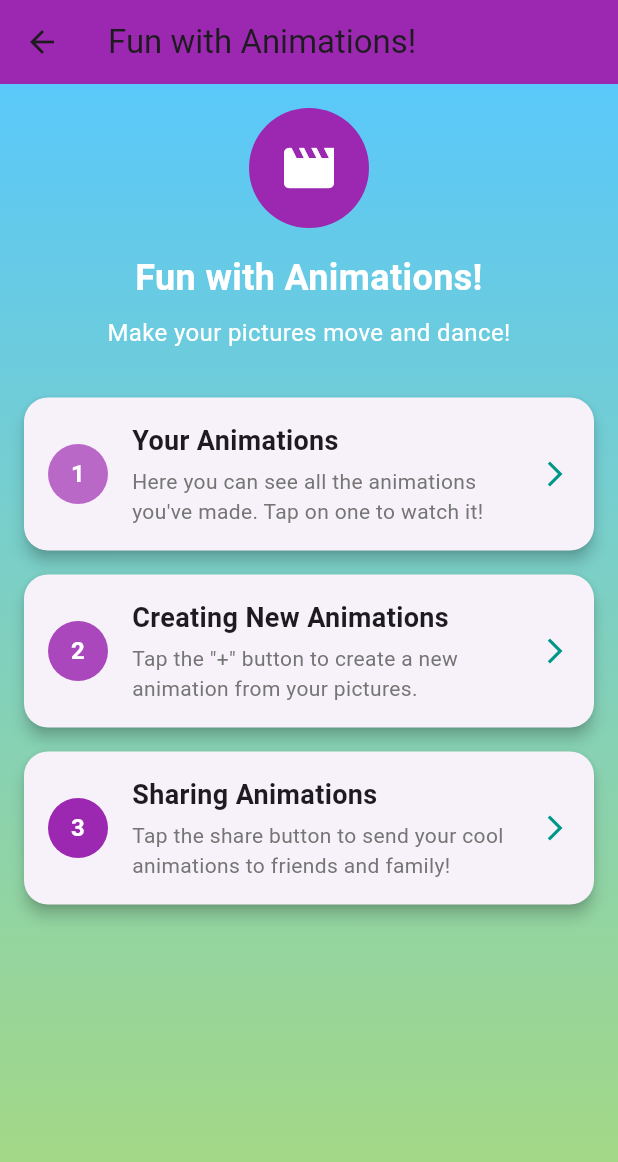
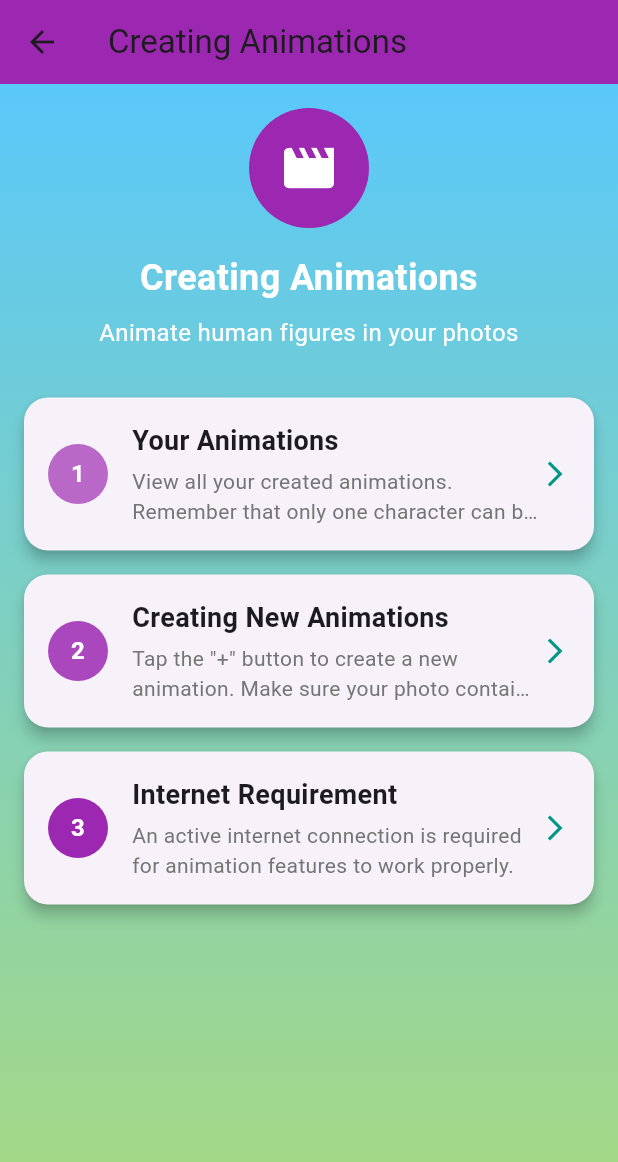
Before and after one commit to shyrxnx/isadra, a Flutter app: the TutorialSettings screen opened directly, after a tap on "View your animations and create new ones", on a phone screen of 412 x 824 dp. Shown: the top 1162 px of the screen. Run offline on Flutter 3.47's test engine with Material 3 defaults, Android fonts, the phone set to English and light mode, and no system bars; our stand-ins replace audioplayers, curved_navigation_bar, fl_chart, flutter_colorpicker, flutter_dotenv, flutter_image_compress and 3 more; accounts and stored records are empty.

Commit message:
refactor: changed some text for clarity

```diff
--- a/lib/core/data/tutorial_data.dart
+++ b/lib/core/data/tutorial_data.dart
@@ -7,27 +7,27 @@ class TutorialData {
       // Home Section
       TutorialSection(
         title: 'Welcome to ISADRA!',
-        description: 'Let\'s learn how to use the app and have fun!',
+        description: 'An interactive storytelling app for creating animations and storybooks',
         icon: Icons.home,
         color: Colors.blue,
         steps: [
           TutorialStep(
             title: 'Taking a Picture',
-            description: 'Tap the camera button to take a picture of yourself or your friends! You can also choose a picture from your gallery.',
+            description: 'Tap the camera button to take a picture of human figures. Note: The app recognizes human figures only, not stick figures.',
             imagePath: 'assets/tutorial/home_camera.png',
             icon: Icons.camera_alt,
             color: Colors.blue.shade300,
           ),
           TutorialStep(
-            title: 'Drawing',
-            description: 'Tap the pencil button to draw your own pictures! You can choose different colors and brush sizes.',
+            title: 'Single Character Focus',
+            description: 'ISADRA can only animate one character at a time. Make sure your photo includes just one person for best results.',
             imagePath: 'assets/tutorial/home_draw.png',
-            icon: Icons.brush,
+            icon: Icons.person,
             color: Colors.blue.shade400,
           ),
           TutorialStep(
             title: 'Creating Animations',
-            description: 'Take a picture and tap "Create Animation" to make your pictures move and dance!',
+            description: 'Take a picture and tap "Create Animation" to make your human figures move and animate!',
             imagePath: 'assets/tutorial/home_animate.png',
             icon: Icons.movie,
             color: Colors.blue.shade500,
@@ -37,30 +37,30 @@ class TutorialData {
 
       // Animation Section
       TutorialSection(
-        title: 'Fun with Animations!',
-        description: 'Make your pictures move and dance!',
+        title: 'Creating Animations',
+        description: 'Animate human figures in your photos',
         icon: Icons.movie,
         color: Colors.purple,
         steps: [
           TutorialStep(
             title: 'Your Animations',
-            description: 'Here you can see all the animations you\'ve made. Tap on one to watch it!',
+            description: 'View all your created animations. Remember that only one character can be animated at a time.',
             imagePath: 'assets/tutorial/animation_list.png',
             icon: Icons.list,
             color: Colors.purple.shade300,
           ),
           TutorialStep(
             title: 'Creating New Animations',
-            description: 'Tap the "+" button to create a new animation from your pictures.',
+            description: 'Tap the "+" button to create a new animation. Make sure your photo contains a clear human figure (not stick figures).',
             imagePath: 'assets/tutorial/animation_create.png',
             icon: Icons.add_circle,
             color: Colors.purple.shade400,
           ),
           TutorialStep(
-            title: 'Sharing Animations',
-            description: 'Tap the share button to send your cool animations to friends and family!',
+            title: 'Internet Requirement',
+            description: 'An active internet connection is required for animation features to work properly.',
             imagePath: 'assets/tutorial/animation_share.png',
-            icon: Icons.share,
+            icon: Icons.wifi,
             color: Colors.purple.shade500,
           ),
         ],
@@ -68,35 +68,35 @@ class TutorialData {
 
       // Storybook Section
       TutorialSection(
-        title: 'Create Amazing Stories!',
-        description: 'Make your own storybooks with pictures and animations!',
+        title: 'Create Digital Storybooks',
+        description: 'Design and build interactive storybooks with a maximum of 20 slides each',
         icon: Icons.menu_book,
         color: Colors.orange,
         steps: [
           TutorialStep(
             title: 'Your Storybooks',
-            description: 'Here you can see all the storybooks you\'ve made. Tap on one to read it!',
+            description: 'Browse your created storybooks. You can create up to 20 storybooks total. Long-press a storybook to delete it.',
             imagePath: 'assets/tutorial/storybook_list.png',
             icon: Icons.book,
             color: Colors.orange.shade300,
           ),
           TutorialStep(
             title: 'Creating New Storybooks',
-            description: 'Tap the "+" button to create a new storybook with your own pictures and animations!',
+            description: 'Tap the "+" button to create a new storybook. Each storybook can have up to 20 slides.',
             imagePath: 'assets/tutorial/storybook_create.png',
             icon: Icons.add_circle,
             color: Colors.orange.shade400,
           ),
           TutorialStep(
-            title: 'Adding Pages',
-            description: 'Tap "Add Page" to add more pages to your storybook. You can add as many as you want!',
+            title: 'Adding Slides',
+            description: 'Tap the "+" button in the slide navigation to add more slides, up to a maximum of 20 slides per storybook.',
             imagePath: 'assets/tutorial/storybook_add_page.png',
             icon: Icons.add_box,
             color: Colors.orange.shade500,
           ),
           TutorialStep(
-            title: 'Reading Mode',
-            description: 'Tap "Read" to see your storybook like a real book! Swipe to turn the pages.',
+            title: 'Presentation Mode',
+            description: 'Tap the play button to view your storybook in presentation mode with timed slide transitions.',
             imagePath: 'assets/tutorial/storybook_read.png',
             icon: Icons.auto_stories,
             color: Colors.orange.shade600,
@@ -106,62 +106,24 @@ class TutorialData {
 
       // Settings Section
       TutorialSection(
-        title: 'Customize Your App!',
-        description: 'Change how the app looks and works!',
+        title: 'App Settings',
+        description: 'Adjust app settings and learn about limitations',
         icon: Icons.settings,
         color: Colors.green,
         steps: [
           TutorialStep(
             title: 'Sound Settings',
-            description: 'Turn sounds on or off, and choose which sounds you like best!',
+            description: 'Control sound effects within the app. You can toggle sounds on or off based on your preference.',
             imagePath: 'assets/tutorial/settings_sound.png',
             icon: Icons.volume_up,
             color: Colors.green.shade300,
           ),
           TutorialStep(
-            title: 'Language Settings',
-            description: 'Change the language to English or Filipino!',
-            imagePath: 'assets/tutorial/settings_language.png',
-            icon: Icons.language,
-            color: Colors.green.shade400,
-          ),
-          TutorialStep(
-            title: 'Help and Tutorials',
-            description: 'Come back here anytime you need help using the app!',
+            title: 'About ISADRA',
+            description: 'View important information about the app, including its purpose, scope, limitations, and the development team.',
             imagePath: 'assets/tutorial/settings_help.png',
-            icon: Icons.help,
+            icon: Icons.info,
             color: Colors.green.shade500,
-          ),
-        ],
-      ),
-
-      // Navigation Section
-      TutorialSection(
-        title: 'Moving Around the App',
-        description: 'Learn how to go to different parts of the app!',
-        icon: Icons.navigation,
-        color: Colors.red,
-        steps: [
-          TutorialStep(
-            title: 'Bottom Navigation',
-            description: 'Tap the buttons at the bottom to go to different parts of the app!',
-            imagePath: 'assets/tutorial/navigation_bottom.png',
-            icon: Icons.swap_horiz,
-            color: Colors.red.shade300,
-          ),
-          TutorialStep(
-            title: 'Back Button',
-            description: 'Tap the back arrow at the top left to go back to the previous screen.',
-            imagePath: 'assets/tutorial/navigation_back.png',
-            icon: Icons.arrow_back,
-            color: Colors.red.shade400,
-          ),
-          TutorialStep(
-            title: 'Home Button',
-            description: 'Tap the home button at the bottom to go back to the main screen.',
-            imagePath: 'assets/tutorial/navigation_home.png',
-            icon: Icons.home,
-            color: Colors.red.shade500,
           ),
         ],
       ),
```
